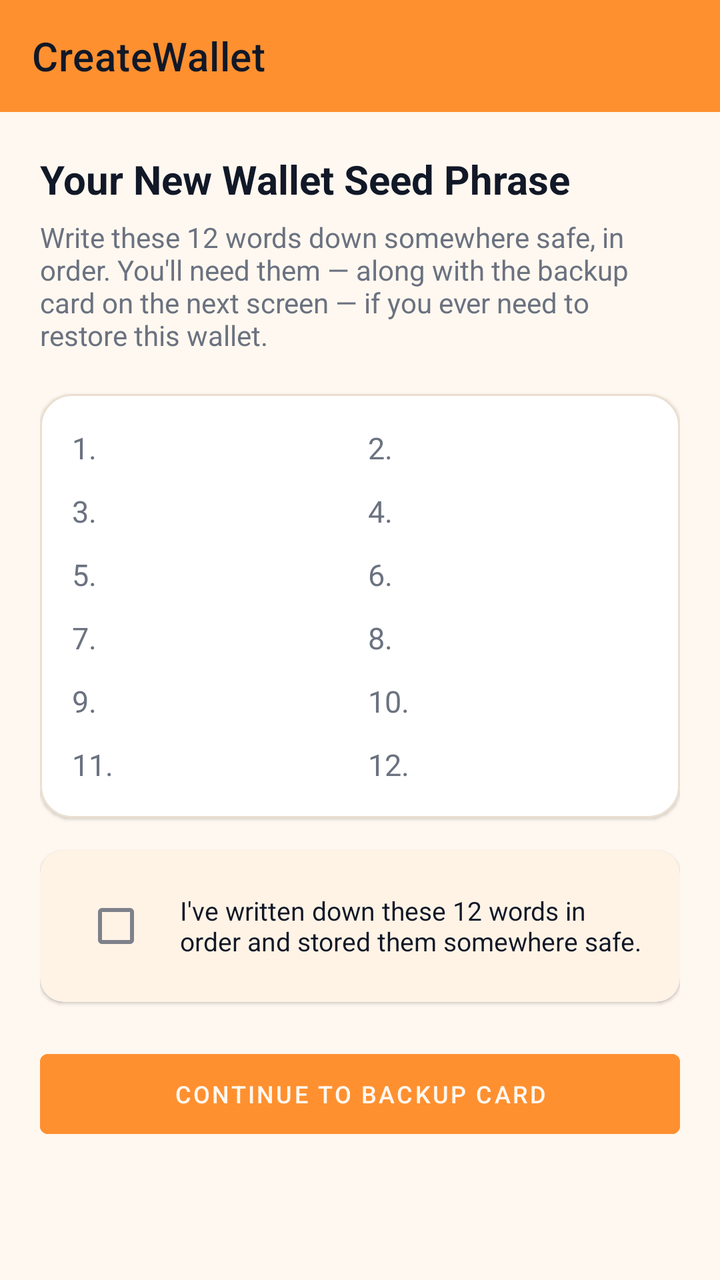
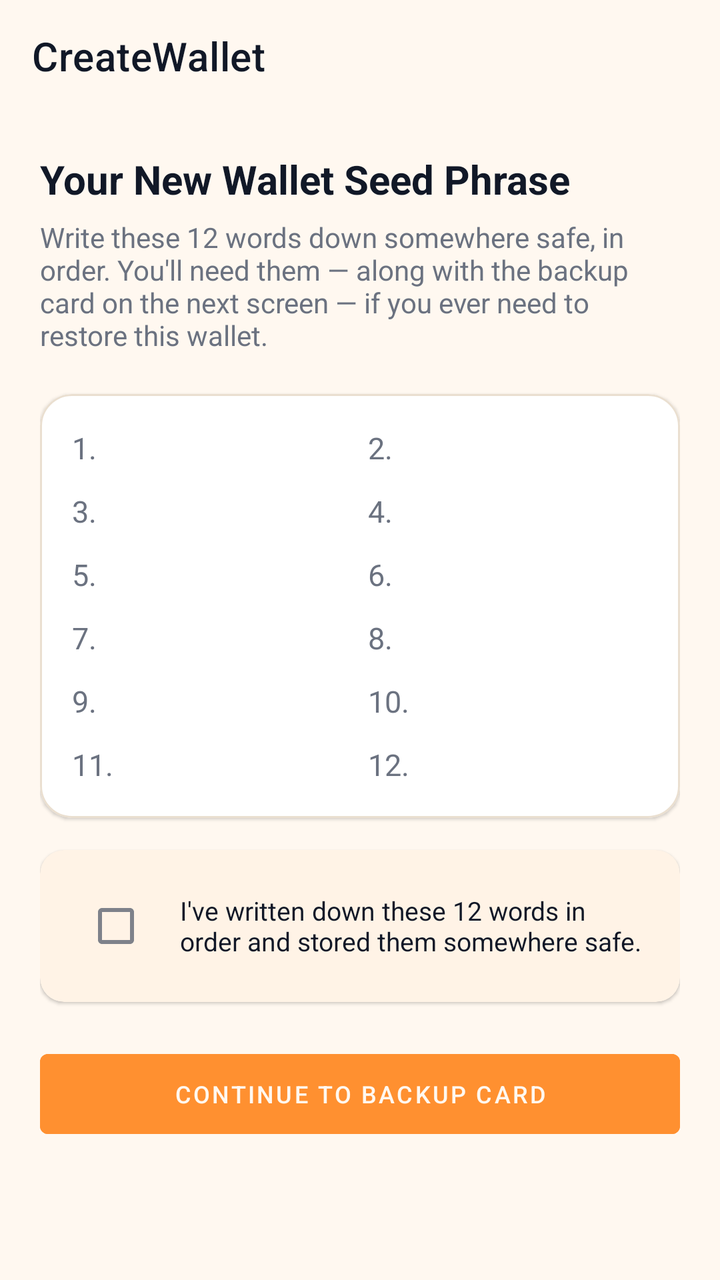

An Android layout rendered at two revisions. The XML below is the earlier revision; the diff shows what the commit changed to produce the second picture.
<!-- AndroidManifest.xml: application theme AppTheme -->
<!-- res/layout/create_wallet.xml -->
<androidx.coordinatorlayout.widget.CoordinatorLayout
	xmlns:android="http://schemas.android.com/apk/res/android"
	xmlns:app="http://schemas.android.com/apk/res-auto"
	xmlns:tools="http://schemas.android.com/tools"
	android:layout_width="match_parent"
	android:layout_height="match_parent"
	android:orientation="vertical"
	android:background="@color/colorBackground"
	android:id="@+id/_main">
	<com.google.android.material.appbar.AppBarLayout
		android:id="@+id/app_bar_layout4"
		android:layout_width="match_parent"
		android:layout_height="wrap_content"
		android:theme="@style/AppTheme.AppBarOverlay"
		app:elevation="0dp">
		<androidx.appcompat.widget.Toolbar
			android:id="@+id/toolbar"
			android:layout_width="match_parent"
			android:background="?attr/appBarColor"
			android:layout_height="?attr/actionBarSize"
			app:title="CreateWallet"
			app:popupTheme="@style/AppTheme.PopupOverlay" />
	</com.google.android.material.appbar.AppBarLayout>
	<androidx.core.widget.NestedScrollView
		android:id="@+id/vscroll2"
		android:layout_width="match_parent"
		android:layout_height="match_parent"
		app:layout_behavior="@string/appbar_scrolling_view_behavior">
		<LinearLayout
			android:id="@+id/linear5"
			android:layout_width="match_parent"
			android:layout_height="wrap_content"
			android:padding="20dp"
			android:orientation="vertical">
			<TextView
				android:id="@+id/tv_title"
				android:layout_width="match_parent"
				android:layout_height="wrap_content"
				android:text="Your New Wallet Seed Phrase"
				android:textSize="20sp"
				android:textStyle="bold"
				android:textColor="@color/colorTextPrimary" />
			<TextView
				android:id="@+id/textview4"
				android:layout_width="match_parent"
				android:layout_height="wrap_content"
				android:layout_marginTop="6dp"
				android:layout_marginBottom="20dp"
				android:text="Write these 12 words down somewhere safe, in order. You'll need them — along with the backup card on the next screen — if you ever need to restore this wallet."
				android:textSize="14sp"
				android:textColor="@color/colorTextTertiary" />
			<com.google.android.material.card.MaterialCardView
				android:id="@+id/cardview1"
				android:layout_width="match_parent"
				android:layout_height="wrap_content"
				app:cardBackgroundColor="@color/colorSurface"
				app:cardCornerRadius="16dp"
				app:strokeWidth="1dp"
				app:strokeColor="@color/colorCardStroke">
				<LinearLayout
					android:id="@+id/linear6"
					android:layout_width="match_parent"
					android:layout_height="wrap_content"
					android:padding="16dp"
					android:orientation="vertical">
					<LinearLayout
						android:id="@+id/linear7"
						android:layout_width="match_parent"
						android:layout_height="wrap_content"
						android:orientation="horizontal">
						<LinearLayout
							android:id="@+id/linear8"
							android:layout_width="0dp"
							android:layout_height="wrap_content"
							android:layout_marginBottom="10dp"
							android:gravity="center_vertical"
							android:orientation="horizontal"
							android:layout_weight="1"
							android:layout_marginEnd="8dp">
							<TextView
								android:id="@+id/tv_num_1"
								android:layout_width="24dp"
								android:layout_height="wrap_content"
								android:text="1."
								android:textSize="15sp"
								android:textColor="@color/colorTextTertiary" />
							<TextView
								android:id="@+id/tv_word_1"
								android:layout_width="0dp"
								android:layout_height="wrap_content"
								android:textSize="16sp"
								android:textStyle="bold"
								android:textColor="@color/colorTextPrimary"
								android:layout_weight="1"
								android:fontFamily="monospace" />
						</LinearLayout>
						<LinearLayout
							android:id="@+id/linear9"
							android:layout_width="0dp"
							android:layout_height="wrap_content"
							android:layout_marginBottom="10dp"
							android:gravity="center_vertical"
							android:orientation="horizontal"
							android:layout_weight="1">
							<TextView
								android:id="@+id/tv_num_2"
								android:layout_width="24dp"
								android:layout_height="wrap_content"
								android:text="2."
								android:textSize="15sp"
								android:textColor="@color/colorTextTertiary" />
							<TextView
								android:id="@+id/tv_word_2"
								android:layout_width="0dp"
								android:layout_height="wrap_content"
								android:textSize="16sp"
								android:textStyle="bold"
								android:textColor="@color/colorTextPrimary"
								android:layout_weight="1"
								android:fontFamily="monospace" />
						</LinearLayout>
					</LinearLayout>
					<LinearLayout
						android:id="@+id/linear10"
						android:layout_width="match_parent"
						android:layout_height="wrap_content"
						android:orientation="horizontal">
						<LinearLayout
							android:id="@+id/linear11"
							android:layout_width="0dp"
							android:layout_height="wrap_content"
							android:layout_marginBottom="10dp"
							android:gravity="center_vertical"
							android:orientation="horizontal"
							android:layout_weight="1"
							android:layout_marginEnd="8dp">
							<TextView
								android:id="@+id/tv_num_3"
								android:layout_width="24dp"
								android:layout_height="wrap_content"
								android:text="3."
								android:textSize="15sp"
								android:textColor="@color/colorTextTertiary" />
							<TextView
								android:id="@+id/tv_word_3"
								android:layout_width="0dp"
								android:layout_height="wrap_content"
								android:textSize="16sp"
								android:textStyle="bold"
								android:textColor="@color/colorTextPrimary"
								android:layout_weight="1"
								android:fontFamily="monospace" />
						</LinearLayout>
						<LinearLayout
							android:id="@+id/linear12"
							android:layout_width="0dp"
							android:layout_height="wrap_content"
							android:layout_marginBottom="10dp"
							android:gravity="center_vertical"
							android:orientation="horizontal"
							android:layout_weight="1">
							<TextView
								android:id="@+id/tv_num_4"
								android:layout_width="24dp"
								android:layout_height="wrap_content"
								android:text="4."
								android:textSize="15sp"
								android:textColor="@color/colorTextTertiary" />
							<TextView
								android:id="@+id/tv_word_4"
								android:layout_width="0dp"
								android:layout_height="wrap_content"
								android:textSize="16sp"
								android:textStyle="bold"
								android:textColor="@color/colorTextPrimary"
								android:layout_weight="1"
								android:fontFamily="monospace" />
						</LinearLayout>
					</LinearLayout>
					<LinearLayout
						android:id="@+id/linear13"
						android:layout_width="match_parent"
						android:layout_height="wrap_content"
						android:orientation="horizontal">
						<LinearLayout
							android:id="@+id/linear14"
							android:layout_width="0dp"
							android:layout_height="wrap_content"
							android:layout_marginBottom="10dp"
							android:gravity="center_vertical"
							android:orientation="horizontal"
							android:layout_weight="1"
							android:layout_marginEnd="8dp">
							<TextView
								android:id="@+id/tv_num_5"
								android:layout_width="24dp"
								android:layout_height="wrap_content"
								android:text="5."
								android:textSize="15sp"
								android:textColor="@color/colorTextTertiary" />
							<TextView
								android:id="@+id/tv_word_5"
								android:layout_width="0dp"
								android:layout_height="wrap_content"
								android:textSize="16sp"
								android:textStyle="bold"
								android:textColor="@color/colorTextPrimary"
								android:layout_weight="1"
								android:fontFamily="monospace" />
						</LinearLayout>
						<LinearLayout
							android:id="@+id/linear15"
							android:layout_width="0dp"
							android:layout_height="wrap_content"
							android:layout_marginBottom="10dp"
							android:gravity="center_vertical"
							android:orientation="horizontal"
							android:layout_weight="1">
							<TextView
								android:id="@+id/tv_num_6"
								android:layout_width="24dp"
								android:layout_height="wrap_content"
								android:text="6."
								android:textSize="15sp"
								android:textColor="@color/colorTextTertiary" />
							<TextView
								android:id="@+id/tv_word_6"
								android:layout_width="0dp"
								android:layout_height="wrap_content"
								android:textSize="16sp"
								android:textStyle="bold"
								android:textColor="@color/colorTextPrimary"
								android:layout_weight="1"
								android:fontFamily="monospace" />
						</LinearLayout>
					</LinearLayout>
					<LinearLayout
						android:id="@+id/linear16"
						android:layout_width="match_parent"
						android:layout_height="wrap_content"
						android:orientation="horizontal">
						<LinearLayout
							android:id="@+id/linear17"
							android:layout_width="0dp"
							android:layout_height="wrap_content"
							android:layout_marginBottom="10dp"
							android:gravity="center_vertical"
							android:orientation="horizontal"
							android:layout_weight="1"
							android:layout_marginEnd="8dp">
							<TextView
								android:id="@+id/tv_num_7"
								android:layout_width="24dp"
								android:layout_height="wrap_content"
								android:text="7."
								android:textSize="15sp"
								android:textColor="@color/colorTextTertiary" />
							<TextView
								android:id="@+id/tv_word_7"
								android:layout_width="0dp"
								android:layout_height="wrap_content"
								android:textSize="16sp"
								android:textStyle="bold"
								android:textColor="@color/colorTextPrimary"
								android:layout_weight="1"
								android:fontFamily="monospace" />
						</LinearLayout>
						<LinearLayout
							android:id="@+id/linear18"
							android:layout_width="0dp"
							android:layout_height="wrap_content"
							android:layout_marginBottom="10dp"
							android:gravity="center_vertical"
							android:orientation="horizontal"
							android:layout_weight="1">
							<TextView
								android:id="@+id/tv_num_8"
								android:layout_width="24dp"
								android:layout_height="wrap_content"
								android:text="8."
								android:textSize="15sp"
								android:textColor="@color/colorTextTertiary" />
							<TextView
								android:id="@+id/tv_word_8"
								android:layout_width="0dp"
								android:layout_height="wrap_content"
								android:textSize="16sp"
								android:textStyle="bold"
								android:textColor="@color/colorTextPrimary"
								android:layout_weight="1"
								android:fontFamily="monospace" />
						</LinearLayout>
					</LinearLayout>
					<LinearLayout
						android:id="@+id/linear19"
						android:layout_width="match_parent"
						android:layout_height="wrap_content"
						android:orientation="horizontal">
						<LinearLayout
							android:id="@+id/linear20"
							android:layout_width="0dp"
							android:layout_height="wrap_content"
							android:layout_marginBottom="10dp"
							android:gravity="center_vertical"
							android:orientation="horizontal"
							android:layout_weight="1"
							android:layout_marginEnd="8dp">
							<TextView
								android:id="@+id/tv_num_9"
								android:layout_width="24dp"
								android:layout_height="wrap_content"
								android:text="9."
								android:textSize="15sp"
								android:textColor="@color/colorTextTertiary" />
							<TextView
								android:id="@+id/tv_word_9"
								android:layout_width="0dp"
								android:layout_height="wrap_content"
								android:textSize="16sp"
								android:textStyle="bold"
								android:textColor="@color/colorTextPrimary"
								android:layout_weight="1"
								android:fontFamily="monospace" />
						</LinearLayout>
						<LinearLayout
							android:id="@+id/linear21"
							android:layout_width="0dp"
							android:layout_height="wrap_content"
							android:layout_marginBottom="10dp"
							android:gravity="center_vertical"
							android:orientation="horizontal"
							android:layout_weight="1">
							<TextView
								android:id="@+id/tv_num_10"
								android:layout_width="28dp"
								android:layout_height="wrap_content"
								android:text="10."
								android:textSize="15sp"
								android:textColor="@color/colorTextTertiary" />
							<TextView
								android:id="@+id/tv_word_10"
								android:layout_width="0dp"
								android:layout_height="wrap_content"
								android:textSize="16sp"
								android:textStyle="bold"
								android:textColor="@color/colorTextPrimary"
								android:layout_weight="1"
								android:fontFamily="monospace" />
						</LinearLayout>
					</LinearLayout>
					<LinearLayout
						android:id="@+id/linear22"
						android:layout_width="match_parent"
						android:layout_height="wrap_content"
						android:orientation="horizontal">
						<LinearLayout
							android:id="@+id/linear23"
							android:layout_width="0dp"
							android:layout_height="wrap_content"
							android:gravity="center_vertical"
							android:orientation="horizontal"
							android:layout_weight="1"
							android:layout_marginEnd="8dp">
							<TextView
								android:id="@+id/tv_num_11"
								android:layout_width="28dp"
								android:layout_height="wrap_content"
								android:text="11."
								android:textSize="15sp"
								android:textColor="@color/colorTextTertiary" />
							<TextView
								android:id="@+id/tv_word_11"
								android:layout_width="0dp"
								android:layout_height="wrap_content"
								android:textSize="16sp"
								android:textStyle="bold"
								android:textColor="@color/colorTextPrimary"
								android:layout_weight="1"
								android:fontFamily="monospace" />
						</LinearLayout>
						<LinearLayout
							android:id="@+id/linear24"
							android:layout_width="0dp"
							android:layout_height="wrap_content"
							android:gravity="center_vertical"
							android:orientation="horizontal"
							android:layout_weight="1">
							<TextView
								android:id="@+id/tv_num_12"
								android:layout_width="28dp"
								android:layout_height="wrap_content"
								android:text="12."
								android:textSize="15sp"
								android:textColor="@color/colorTextTertiary" />
							<TextView
								android:id="@+id/tv_word_12"
								android:layout_width="0dp"
								android:layout_height="wrap_content"
								android:textSize="16sp"
								android:textStyle="bold"
								android:textColor="@color/colorTextPrimary"
								android:layout_weight="1"
								android:fontFamily="monospace" />
						</LinearLayout>
					</LinearLayout>
				</LinearLayout>
			</com.google.android.material.card.MaterialCardView>
			<com.google.android.material.card.MaterialCardView
				android:id="@+id/cardview2"
				android:layout_width="match_parent"
				android:layout_height="wrap_content"
				android:layout_marginTop="16dp"
				app:cardBackgroundColor="@color/colorSurfaceAlt"
				app:cardCornerRadius="12dp">
				<LinearLayout
					android:id="@+id/linear25"
					android:layout_width="match_parent"
					android:layout_height="wrap_content"
					android:padding="14dp"
					android:gravity="center_vertical"
					android:orientation="horizontal">
					<CheckBox
						android:id="@+id/cb_agree"
						android:layout_width="wrap_content"
						android:layout_height="wrap_content"
						android:textSize="12sp" />
					<TextView
						android:id="@+id/textview5"
						android:layout_width="0dp"
						android:layout_height="wrap_content"
						android:text="I've written down these 12 words in order and stored them somewhere safe."
						android:textSize="13sp"
						android:textColor="@color/colorTextPrimary"
						android:layout_weight="1"
						android:layout_marginStart="8dp" />
				</LinearLayout>
			</com.google.android.material.card.MaterialCardView>
			<com.google.android.material.button.MaterialButton
				android:id="@+id/btn_finish_setup"
				android:layout_width="match_parent"
				android:layout_height="52dp"
				android:layout_marginTop="20dp"
				android:layout_marginBottom="20dp"
				android:gravity="center_horizontal|center_vertical"
				android:text="Continue to Backup Card"
				android:textSize="12sp"
				android:textColor="@color/colorBackground"
				android:enabled="false"
				android:backgroundTint="@color/colorAccent" />
		</LinearLayout>
	</androidx.core.widget.NestedScrollView>
</androidx.coordinatorlayout.widget.CoordinatorLayout>
<!-- resources referenced by this layout -->
<resources>
  <color name="colorAccent">#FF9030</color>
  <color name="colorBackground">#FFF8F0</color>
  <color name="colorCardStroke">#EADFD0</color>
  <color name="colorSurface">#FFFFFF</color>
  <color name="colorSurfaceAlt">#FFF3E6</color>
  <color name="colorTextPrimary">#111827</color>
  <color name="colorTextTertiary">#6B7280</color>
  <style name="AppTheme.PopupOverlay" parent="ThemeOverlay.MaterialComponents.Light" />
  <style name="AppTheme" parent="Theme.MaterialComponents.DayNight.NoActionBar">
          
          <item name="homeAsUpIndicator">@drawable/ic_nav_back</item>
          
          <item name="android:textViewStyle">@style/HarvanaTextView</item>
          <item name="appBarColor">@color/colorAccent</item>
          <item name="onAppBarColor">@color/colorTextOnAccent</item>
          <item name="colorSecondary">@color/colorAccent</item>
          <item name="colorOnSecondary">@color/colorTextOnAccent</item>
          <item name="colorPrimaryVariant">@color/colorAccentDark</item>
          <item name="colorSecondaryVariant">@color/colorAccentDark</item>
          <item name="colorError">@color/colorError</item>
          <item name="colorOnError">@color/colorTextPrimaryWhite</item>
          <item name="colorControlActivated">@color/colorAccent</item>
          <item name="colorControlNormal">@color/colorControlNormal</item>
          <item name="colorControlHighlight">@color/colorAccentRipple</item>
          <item name="android:textColorHighlight">@color/colorAccentStroke</item>
          <item name="android:textColorLink">@color/colorAccentStrong</item>
          <item name="android:editTextColor">@color/colorTextPrimary</item>
          <item name="android:navigationBarColor">@color/colorBackground</item>
          <item name="colorPrimary">@color/colorAccent</item>
          <item name="colorPrimaryDark">@color/colorAccentStrong</item>
          <item name="colorAccent">@color/colorAccent</item>
          <item name="colorSurface">@color/colorSurface</item>
          <item name="colorOnPrimary">@color/colorTextOnAccent</item>
          <item name="colorOnSurface">@color/colorTextPrimary</item>
          <item name="colorOnBackground">@color/colorTextPrimary</item>
          <item name="colorOnSurfaceVariant">@color/colorTextSecondary</item>
          <item name="android:textColorPrimary">@color/colorTextPrimary</item>
          <item name="android:textColorSecondary">@color/colorTextSecondary</item>
          <item name="android:textColorHint">@color/colorTextTertiary</item>
          <item name="android:statusBarColor">?attr/appBarColor</item>
          <item name="android:windowLightStatusBar">true</item>
          <item name="android:windowBackground">@color/colorBackground</item>
          <item name="alertDialogTheme">@style/HarvanaAlertDialog</item>
          <item name="materialAlertDialogTheme">@style/HarvanaAlertDialog</item>
          <item name="bottomSheetDialogTheme">@style/HarvanaBottomSheetDialog</item>
      </style>
  <style name="HarvanaTextView" parent="android:Widget.TextView">
          <item name="android:textColor">@color/colorTextPrimary</item>
      </style>
  <color name="colorTextOnAccent">#111827</color>
  <color name="colorAccentDark">#E57A14</color>
  <color name="colorError">#EF4444</color>
  <color name="colorTextPrimaryWhite">#FFFFFF</color>
  <color name="colorControlNormal">#6B7280</color>
  <color name="colorAccentRipple">#1AFF9030</color>
  <color name="colorAccentStroke">#33FF9030</color>
  <color name="colorAccentStrong">#B85F0A</color>
  <color name="colorTextSecondary">#4B5563</color>
  <style name="HarvanaDialogButton" parent="Widget.MaterialComponents.Button.TextButton.Dialog">
          <item name="android:textColor">@color/colorAccent</item>
          <item name="android:minHeight">48dp</item>
      </style>
  <!-- unchanged entries left out for length: 6 -->
</resources>

<!-- the commit's change to res/layout/create_wallet.xml (unified diff, before → after) -->
@@ -12,7 +12,8 @@
 		android:layout_width="match_parent"
 		android:layout_height="wrap_content"
 		android:theme="@style/AppTheme.AppBarOverlay"
-		app:elevation="0dp">
+		app:elevation="0dp"
+		android:stateListAnimator="@null">
 		<androidx.appcompat.widget.Toolbar
 			android:id="@+id/toolbar"
 			android:layout_width="match_parent"
<!-- resource entries referenced after the edit -->
@@ -13,8 +13,8 @@
           <item name="homeAsUpIndicator">@drawable/ic_nav_back</item>
           
           <item name="android:textViewStyle">@style/HarvanaTextView</item>
-          <item name="appBarColor">@color/colorAccent</item>
-          <item name="onAppBarColor">@color/colorTextOnAccent</item>
+          <item name="appBarColor">@color/colorBackground</item>
+          <item name="onAppBarColor">@color/colorTextPrimary</item>
           <item name="colorSecondary">@color/colorAccent</item>
           <item name="colorOnSecondary">@color/colorTextOnAccent</item>
           <item name="colorPrimaryVariant">@color/colorAccentDark</item>
